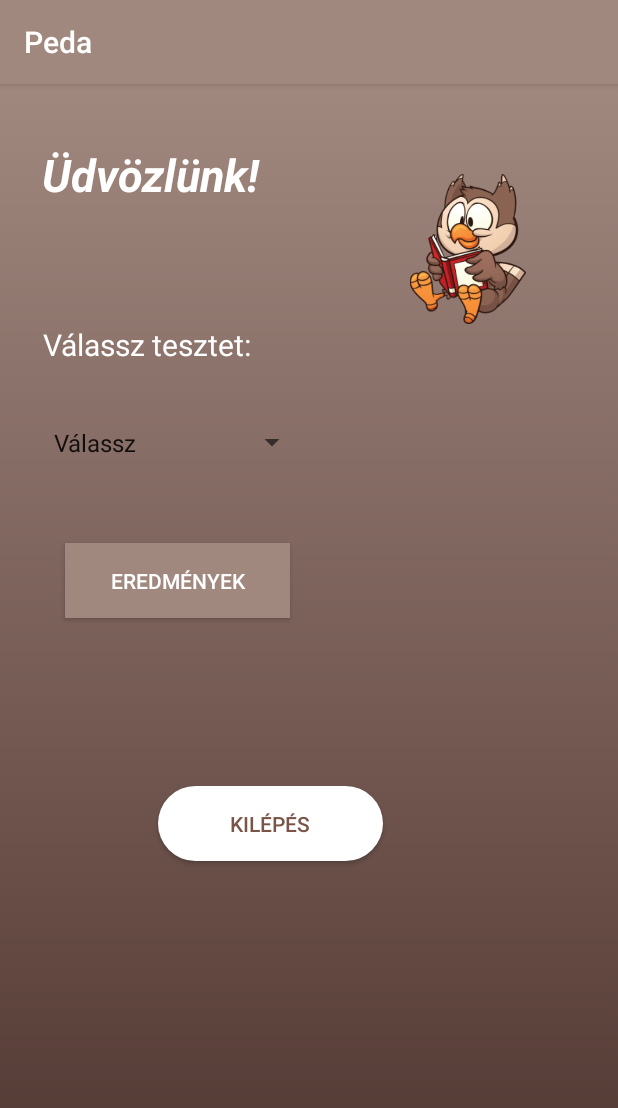
After one commit to szaboandrea/PedaApp, an Android app: the student_homepage screen opened directly, with no data from a screen before it, on a phone screen of 412 x 824 dp. The commit adds this screen. Shown: the top 1108 px of the screen. Run offline under Robolectric (Android 15) with nearby library versions, the phone set to English and light mode, and no system bars.

Commit message:
Student actyvity

```diff
--- a/app/src/main/AndroidManifest.xml
+++ b/app/src/main/AndroidManifest.xml
@@ -9,6 +9,7 @@
         android:roundIcon="@mipmap/ic_launcher_round"
         android:supportsRtl="true"
         android:theme="@style/AppTheme">
+        <activity android:name=".student_homepage"></activity>
         <activity android:name=".MainActivity">
             <intent-filter>
                 <action android:name="android.intent.action.MAIN" />
--- a/app/src/main/java/com/example/pedapp/MainActivity.java
+++ b/app/src/main/java/com/example/pedapp/MainActivity.java
@@ -2,13 +2,29 @@ package com.example.pedapp;
 
 import androidx.appcompat.app.AppCompatActivity;
 
+import android.content.Intent;
 import android.os.Bundle;
+import android.view.View;
+import android.widget.Button;
 
 public class MainActivity extends AppCompatActivity {
+    private Button  button;
 
     @Override
     protected void onCreate(Bundle savedInstanceState) {
         super.onCreate(savedInstanceState);
         setContentView(R.layout.activity_main);
+
+        button = (Button)findViewById(R.id.ButtonLogin);
+        button.setOnClickListener(new View.OnClickListener() {
+            @Override
+            public void onClick(View v) {
+                openStudent_homepage();
+            }
+        });
+    }
+    public void openStudent_homepage(){
+        Intent intent = new Intent(this, student_homepage.class);
+        startActivity(intent);
     }
 }
--- /dev/null
+++ b/app/src/main/java/com/example/pedapp/student_homepage.java
@@ -0,0 +1,36 @@
+package com.example.pedapp;
+
+import androidx.appcompat.app.AppCompatActivity;
+
+import android.os.Bundle;
+import android.view.View;
+import android.widget.AdapterView;
+import android.widget.ArrayAdapter;
+import android.widget.Spinner;
+import android.widget.Toast;
+
+public class student_homepage extends AppCompatActivity implements AdapterView.OnItemSelectedListener {
+
+    @Override
+    protected void onCreate(Bundle savedInstanceState) {
+        super.onCreate(savedInstanceState);
+        setContentView(R.layout.activity_student_homepage);
+
+        Spinner spinner = findViewById(R.id.SpinnerStudent);
+        ArrayAdapter <CharSequence> adapter = ArrayAdapter.createFromResource(this,R.array.testLists, android.R.layout.simple_spinner_item);
+        adapter.setDropDownViewResource(android.R.layout.simple_spinner_dropdown_item);
+        spinner.setAdapter(adapter);
+        spinner.setOnItemSelectedListener(this);
+    }
+
+    @Override
+    public void onItemSelected(AdapterView<?> parent, View view, int position, long id) {
+        String text = parent.getItemAtPosition(position).toString();
+        Toast.makeText(parent.getContext(),text,Toast.LENGTH_SHORT).show();
+    }
+
+    @Override
+    public void onNothingSelected(AdapterView<?> parent) {
+
+    }
+}
--- a/app/src/main/res/layout/activity_main.xml
+++ b/app/src/main/res/layout/activity_main.xml
@@ -25,6 +25,7 @@
         android:layout_marginStart="56dp"
         android:layout_marginTop="83dp"
         android:layout_marginEnd="87dp"
+        android:layout_marginBottom="37dp"
         android:autofillHints="email"
         android:backgroundTint="@color/white"
         android:ems="10"
@@ -35,6 +36,7 @@
         android:textColorHint="@color/white"
         android:textCursorDrawable="@color/white"
         android:textStyle="normal|italic"
+        app:layout_constraintBottom_toTopOf="@+id/EditTextPassword"
         app:layout_constraintEnd_toEndOf="parent"
         app:layout_constraintHorizontal_bias="0.509"
         app:layout_constraintStart_toStartOf="parent"
--- /dev/null
+++ b/app/src/main/res/layout/activity_student_homepage.xml
@@ -0,0 +1,100 @@
+<?xml version="1.0" encoding="utf-8"?>
+<androidx.constraintlayout.widget.ConstraintLayout xmlns:android="http://schemas.android.com/apk/res/android"
+    xmlns:app="http://schemas.android.com/apk/res-auto"
+    xmlns:tools="http://schemas.android.com/tools"
+    android:layout_width="match_parent"
+    android:layout_height="match_parent"
+    android:background="@drawable/background"
+    tools:context=".MainActivity">
+
+    <Button
+        android:id="@+id/ButtonLogout"
+        android:layout_width="150dp"
+        android:layout_height="50dp"
+        android:layout_marginStart="105dp"
+        android:layout_marginTop="112dp"
+        android:layout_marginEnd="105dp"
+        android:layout_marginBottom="181dp"
+        android:background="@drawable/roundedbutton"
+        android:gravity="center_horizontal|center_vertical"
+        android:text="@string/logout"
+        android:textColor="@color/colorAccent"
+        app:layout_constraintBottom_toBottomOf="parent"
+        app:layout_constraintEnd_toEndOf="parent"
+        app:layout_constraintHorizontal_bias="0.0"
+        app:layout_constraintStart_toStartOf="parent"
+        app:layout_constraintTop_toBottomOf="@+id/ButtonResults"
+        app:layout_constraintVertical_bias="0.0" />
+
+    <TextView
+        android:id="@+id/textViewWelcome"
+        android:layout_width="175dp"
+        android:layout_height="72dp"
+        android:layout_marginStart="28dp"
+        android:layout_marginTop="40dp"
+        android:text="@string/welcome"
+        android:textColor="@color/white"
+        android:textSize="30sp"
+        android:textStyle="bold|italic"
+        app:layout_constraintStart_toStartOf="parent"
+        app:layout_constraintTop_toTopOf="parent" />
+
+    <ImageView
+        android:id="@+id/imageViewStudent"
+        android:layout_width="100dp"
+        android:layout_height="100dp"
+        android:layout_marginTop="60dp"
+        android:layout_marginEnd="50dp"
+        android:contentDescription="@string/studentlogo"
+        android:src="@drawable/student"
+        app:layout_constraintEnd_toEndOf="parent"
+        app:layout_constraintTop_toTopOf="parent"/>
+
+    <Button
+        android:id="@+id/ButtonResults"
+        android:layout_width="150dp"
+        android:layout_height="50dp"
+        android:layout_marginStart="28dp"
+        android:layout_marginTop="48dp"
+        android:layout_marginEnd="206dp"
+        android:background="@color/colorPrimaryDark"
+        android:gravity="center_horizontal|center_vertical"
+        android:text="@string/results"
+        android:textColor="@color/white"
+        app:layout_constraintEnd_toEndOf="parent"
+        app:layout_constraintHorizontal_bias="0.555"
+        app:layout_constraintStart_toStartOf="parent"
+        app:layout_constraintTop_toBottomOf="@+id/SpinnerStudent" />
+
+    <TextView
+        android:id="@+id/textViewStudentsText"
+        android:layout_width="177dp"
+        android:layout_height="38dp"
+        android:layout_marginStart="28dp"
+        android:layout_marginTop="48dp"
+        android:layout_marginEnd="206dp"
+        android:text="@string/studentsText"
+        android:textColor="@color/white"
+        android:textSize="20sp"
+        app:layout_constraintEnd_toEndOf="parent"
+        app:layout_constraintStart_toStartOf="parent"
+        app:layout_constraintTop_toBottomOf="@+id/textViewWelcome" />
+
+    <Spinner
+        android:id="@+id/SpinnerStudent"
+        android:layout_width="177dp"
+        android:layout_height="38dp"
+        android:layout_marginStart="28dp"
+        android:layout_marginTop="108dp"
+        android:layout_marginEnd="206dp"
+        android:layout_marginBottom="82dp"
+
+        android:dropDownSelector="@drawable/background"
+        android:text="@string/studentsText"
+        app:layout_constraintBottom_toTopOf="@+id/ButtonResults"
+        app:layout_constraintEnd_toEndOf="parent"
+        app:layout_constraintHorizontal_bias="0.0"
+        app:layout_constraintStart_toStartOf="parent"
+        app:layout_constraintTop_toBottomOf="@+id/textViewWelcome" />
+
+</androidx.constraintlayout.widget.ConstraintLayout>
--- a/app/src/main/res/values/strings.xml
+++ b/app/src/main/res/values/strings.xml
@@ -1,6 +1,6 @@
 <resources>
     <string name="app_name">Peda</string>
-    <string name ="logo">Logo</string>
+    <string name="logo">Logo</string>
     <string name="email">E-mail cím</string>
     <string name="password">Jelszó</string>
     <string name="login">Bejelentkezés</string>
@@ -8,4 +8,17 @@
     <string name="belepes">Belépés</string>
     <string name="login1">Login</string>
     <string name="showpassword">Show Password</string>
+    <string name="welcome">Üdvözlünk!</string>
+    <string name="studentlogo">Studentlogo</string>
+    <string name="tests">Tesztek</string>
+    <string name="logout">Kilépés</string>
+    <string name="results">Eredmények</string>
+    <string name="studentsText">Válassz tesztet:</string>
+    <string-array name="testLists">
+        <item>Válassz</item>
+        <item>Teszt 1</item>
+        <item>Teszt 2</item>
+        <item>Teszt 3</item>
+        <item>Teszt 4</item>>
+    </string-array>
 </resources>
```
Also changed, not shown: app/src/main/res/drawable/student.png (added).
